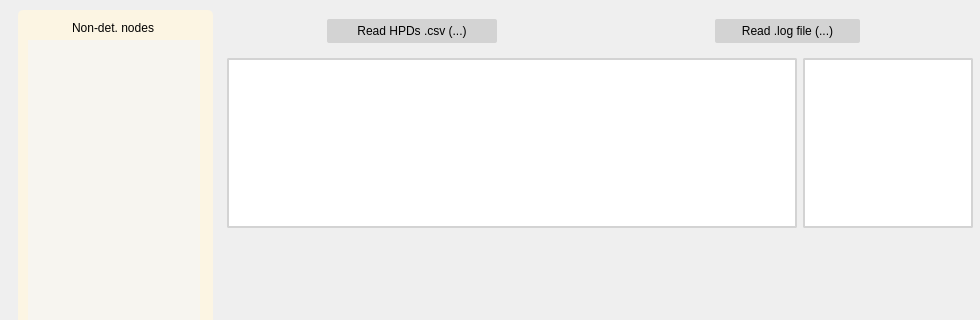
fkmendes/PhyloJunction, file src/phylojunction/interface/pysidegui/pjguipages/pjgui_pages.ui: the form before one commit; both pictures show x 0 to 980 and y 0 to 320 of the 980 by 700 pixel window.
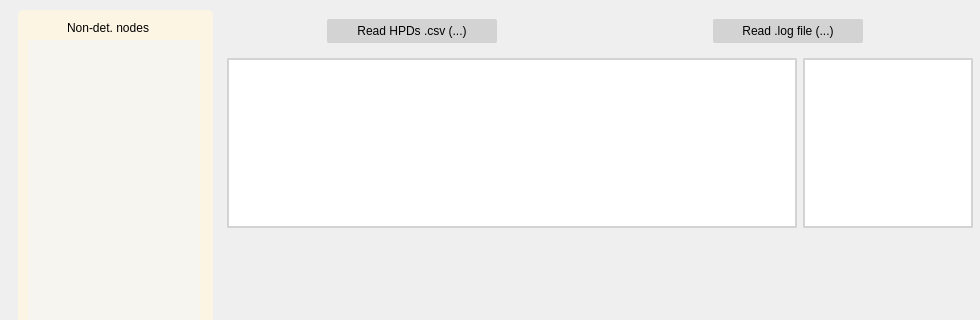
The form after the commit. The open tabs and pages were chosen to show the change. Icons and pictures are not drawn. Custom widgets are drawn as their Qt base class.

```diff
--- a/src/phylojunction/interface/pysidegui/pjguipages/pjgui_pages.ui
+++ b/src/phylojunction/interface/pysidegui/pjguipages/pjgui_pages.ui
@@ -909,13 +909,13 @@
           <widget class="QPushButton" name="read_logfile_button">
            <property name="minimumSize">
             <size>
-             <width>145</width>
+             <width>150</width>
              <height>24</height>
             </size>
            </property>
            <property name="maximumSize">
             <size>
-             <width>145</width>
+             <width>150</width>
              <height>24</height>
             </size>
            </property>
@@ -1137,21 +1137,21 @@
          <widget class="QLabel" name="coverage_node_label">
           <property name="geometry">
            <rect>
-            <x>40</x>
+            <x>20</x>
             <y>10</y>
-            <width>110</width>
+            <width>140</width>
             <height>16</height>
            </rect>
           </property>
           <property name="minimumSize">
            <size>
-            <width>110</width>
+            <width>140</width>
             <height>16</height>
            </size>
           </property>
           <property name="maximumSize">
            <size>
-            <width>110</width>
+            <width>140</width>
             <height>16</height>
            </size>
           </property>
```
